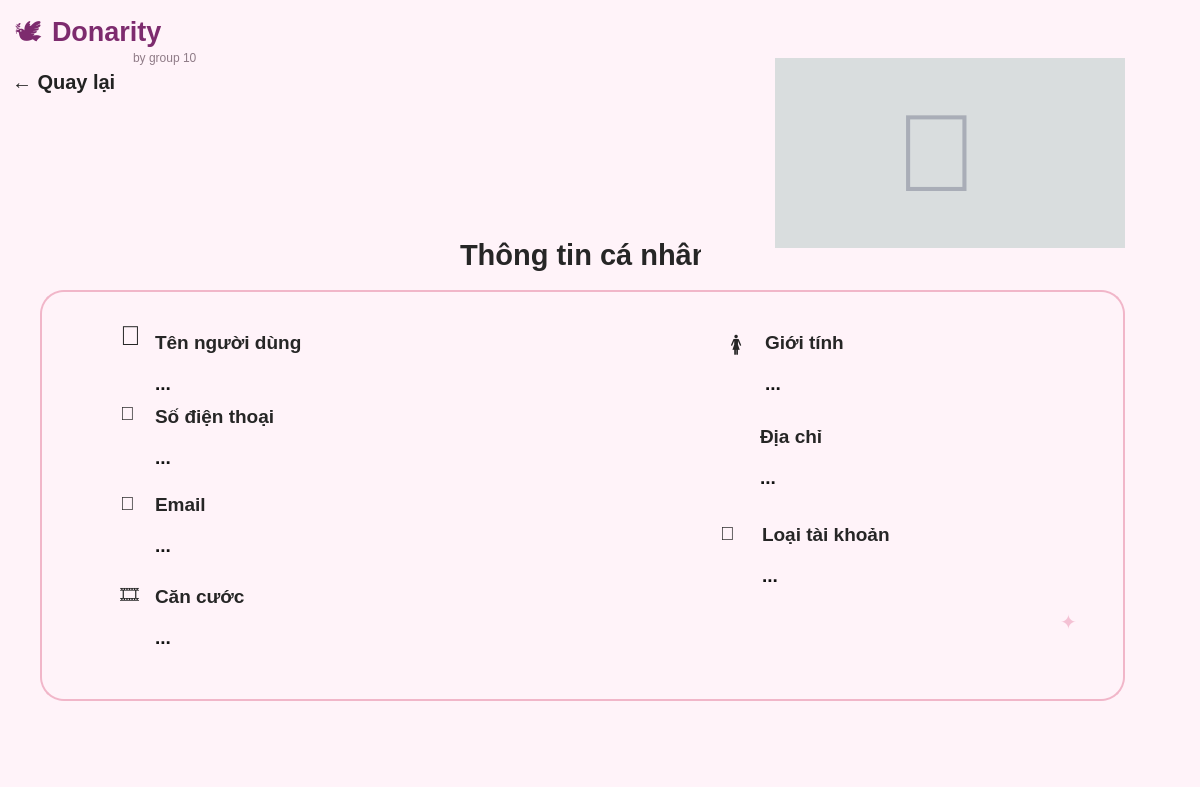
Before: the Qt Designer form setting.ui in BossNH/DATA, drawn with Qt 5.
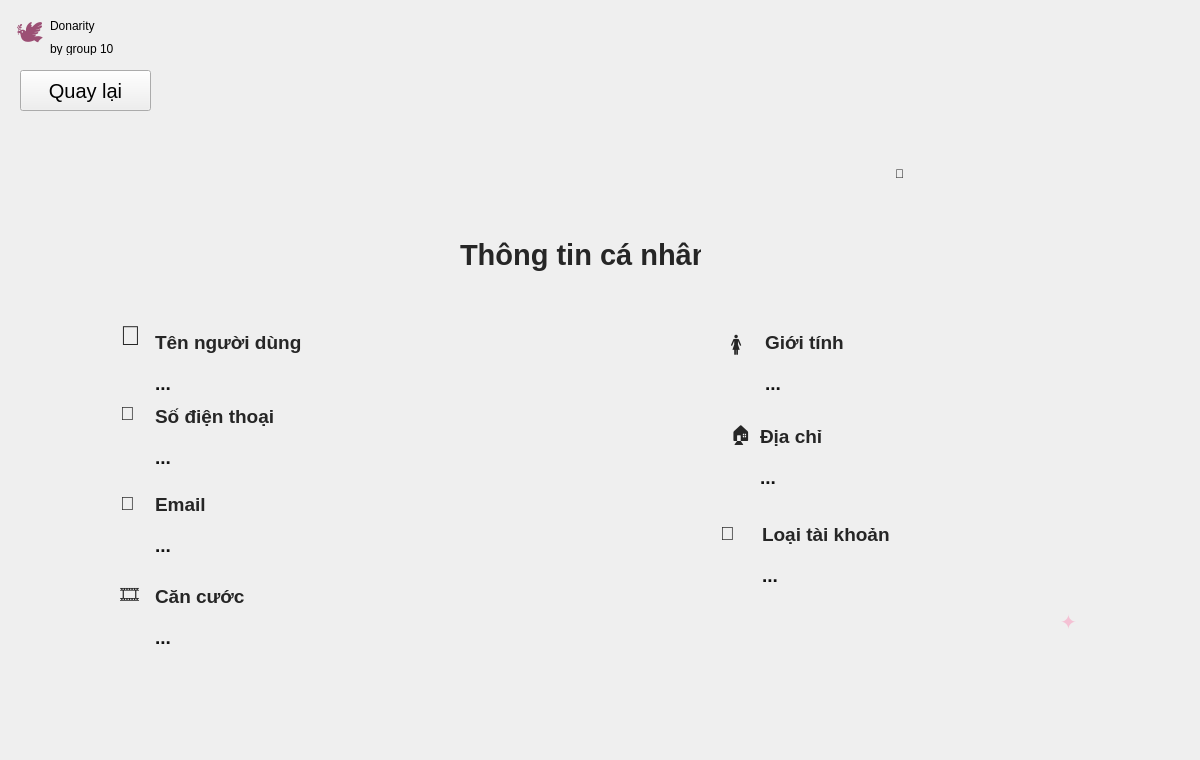
After: the same form once the commit is applied.

Diff of the .ui file:
```diff
--- a/setting.ui
+++ b/setting.ui
@@ -7,7 +7,7 @@
     <x>0</x>
     <y>0</y>
     <width>1200</width>
-    <height>787</height>
+    <height>760</height>
    </rect>
   </property>
   <property name="windowTitle">
@@ -75,84 +75,95 @@
     color: #1E1E1E;
     font-size: 18px;
     font-weight: 700;
+}
+
+/* ===== NAVBAR MỚI ===== */
+QFrame#navFrame {
+    background: #F5DCE6;
+    border: none;
+    border-radius: 18px;
+}
+
+QLabel#logoImage {
+    background: transparent;
+    border: none;
+}
+
+QLabel#brandTitle {
+    color: #9C4F74;
+    font-size: 18pt;
+    font-weight: 800;
+    background: transparent;
+}
+
+QLabel#brandSubtitle {
+    color: #9D8A93;
+    font-size: 8pt;
+    font-weight: 500;
+    background: transparent;
+}
+
+QPushButton#btnHome,
+QPushButton#btnCreate,
+QPushButton#btnFollow,
+QPushButton#btnPublic {
+    background: transparent;
+    border: none;
+    border-radius: 18px;
+    padding: 10px 18px;
+    color: #2C2328;
+    font-size: 11pt;
+    font-weight: 600;
+    text-align: center;
+}
+
+QPushButton#btnHome:hover,
+QPushButton#btnCreate:hover,
+QPushButton#btnFollow:hover,
+QPushButton#btnPublic:hover {
+    background: #EEC9D8;
+}
+
+QPushButton#btnHome:pressed,
+QPushButton#btnCreate:pressed,
+QPushButton#btnFollow:pressed,
+QPushButton#btnPublic:pressed {
+    background: #E2B5C7;
+}
+
+QPushButton#btnHome {
+    background: #C98AA5;
+    color: white;
+    font-weight: 700;
+}
+
+QToolButton#btnNotify,
+QToolButton#btnSetting,
+QToolButton#btnProfile {
+    background: transparent;
+    border: none;
+    border-radius: 18px;
+    color: #2C2328;
+    font-size: 16pt;
+    padding: 6px;
+}
+
+QToolButton#btnNotify:hover,
+QToolButton#btnSetting:hover,
+QToolButton#btnProfile:hover {
+    background: #EEC9D8;
+}
+
+QLabel#notifyBadge {
+    background: #E74C3C;
+    color: white;
+    border-radius: 8px;
+    font-size: 8pt;
+    font-weight: 700;
+    padding: 0px;
 }</string>
   </property>
   <widget class="QWidget" name="centralwidget">
-   <widget class="QLabel" name="logo_title">
-    <property name="geometry">
-     <rect>
-      <x>52</x>
-      <y>10</y>
-      <width>170</width>
-      <height>42</height>
-     </rect>
-    </property>
-    <property name="font">
-     <font>
-      <family>Segoe UI</family>
-      <pointsize>20</pointsize>
-      <weight>75</weight>
-      <bold>true</bold>
-     </font>
-    </property>
-    <property name="styleSheet">
-     <string notr="true">QLabel{
-    color: #7D2B6E;
-    background: transparent;
-    border: none;
-}</string>
-    </property>
-    <property name="text">
-     <string>Donarity</string>
-    </property>
-   </widget>
-   <widget class="QLabel" name="back">
-    <property name="geometry">
-     <rect>
-      <x>12</x>
-      <y>70</y>
-      <width>120</width>
-      <height>24</height>
-     </rect>
-    </property>
-    <property name="font">
-     <font>
-      <family>Segoe UI</family>
-      <pointsize>15</pointsize>
-      <weight>75</weight>
-      <bold>true</bold>
-     </font>
-    </property>
-    <property name="text">
-     <string>← Quay lại</string>
-    </property>
-   </widget>
-   <widget class="QLabel" name="logo_icon">
-    <property name="geometry">
-     <rect>
-      <x>15</x>
-      <y>18</y>
-      <width>42</width>
-      <height>34</height>
-     </rect>
-    </property>
-    <property name="font">
-     <font>
-      <family>Segoe UI</family>
-      <pointsize>20</pointsize>
-     </font>
-    </property>
-    <property name="styleSheet">
-     <string notr="true">QLabel{
-    background: transparent;
-    color: #7D2B6E;
-    border: none;
-}</string>
-    </property>
-    <property name="text">
-     <string>🕊</string>
-    </property>
-   </widget>
    <widget class="QLabel" name="label">
     <property name="geometry">
      <rect>
@@ -166,38 +177,13 @@
      <string/>
     </property>
    </widget>
-   <widget class="QLabel" name="logo_subtitle">
-    <property name="geometry">
-     <rect>
-      <x>133</x>
-      <y>50</y>
-      <width>80</width>
-      <height>16</height>
-     </rect>
-    </property>
-    <property name="font">
-     <font>
-      <family>Segoe UI</family>
-     </font>
-    </property>
-    <property name="styleSheet">
-     <string notr="true">QLabel{
-    color: #8F7B87;
-    background: transparent;
-    border: none;
-}</string>
-    </property>
-    <property name="text">
-     <string>by group 10</string>
-    </property>
-   </widget>
    <widget class="QFrame" name="avatarBox">
     <property name="geometry">
      <rect>
       <x>775</x>
-      <y>58</y>
+      <y>89</y>
       <width>350</width>
-      <height>190</height>
+      <height>171</height>
      </rect>
     </property>
     <property name="frameShape">
@@ -207,7 +193,7 @@
      <property name="geometry">
       <rect>
        <x>120</x>
-       <y>30</y>
+       <y>20</y>
        <width>120</width>
        <height>130</height>
       </rect>
@@ -562,6 +548,22 @@
       <string>&lt;html&gt;&lt;head/&gt;&lt;body&gt;&lt;p&gt;🚺&lt;/p&gt;&lt;/body&gt;&lt;/html&gt;</string>
      </property>
     </widget>
+    <widget class="QLabel" name="labelUser_24">
+     <property name="geometry">
+      <rect>
+       <x>690</x>
+       <y>130</y>
+       <width>31</width>
+       <height>31</height>
+      </rect>
+     </property>
+     <property name="styleSheet">
+      <string notr="true">font-size:19px; font-weight:500; color:#262626;</string>
+     </property>
+     <property name="text">
+      <string>&lt;html&gt;&lt;head/&gt;&lt;body&gt;&lt;p&gt;🏠&lt;/p&gt;&lt;/body&gt;&lt;/html&gt;</string>
+     </property>
+    </widget>
    </widget>
    <widget class="QLabel" name="labelGender">
     <property name="geometry">
@@ -611,6 +613,76 @@
      <string>&lt;html&gt;&lt;head/&gt;&lt;body&gt;&lt;p&gt;&lt;span style=&quot; font-size:22pt;&quot;&gt;Thông tin cá nhân&lt;/span&gt;&lt;/p&gt;&lt;/body&gt;&lt;/html&gt;</string>
     </property>
    </widget>
+   <widget class="QLabel" name="brandSubtitle">
+    <property name="geometry">
+     <rect>
+      <x>50</x>
+      <y>42</y>
+      <width>182</width>
+      <height>13</height>
+     </rect>
+    </property>
+    <property name="text">
+     <string>by group 10</string>
+    </property>
+   </widget>
+   <widget class="QLabel" name="logoImage">
+    <property name="geometry">
+     <rect>
+      <x>10</x>
+      <y>13</y>
+      <width>40</width>
+      <height>40</height>
+     </rect>
+    </property>
+    <property name="minimumSize">
+     <size>
+      <width>40</width>
+      <height>40</height>
+     </size>
+    </property>
+    <property name="maximumSize">
+     <size>
+      <width>40</width>
+      <height>40</height>
+     </size>
+    </property>
+    <property name="text">
+     <string>&lt;html&gt;&lt;head/&gt;&lt;body&gt;&lt;p align=&quot;center&quot;&gt;&lt;span style=&quot; font-size:20pt; color:#9c4f74;&quot;&gt;🕊&lt;/span&gt;&lt;/p&gt;&lt;/body&gt;&lt;/html&gt;</string>
+    </property>
+   </widget>
+   <widget class="QLabel" name="brandTitle">
+    <property name="geometry">
+     <rect>
+      <x>50</x>
+      <y>10</y>
+      <width>182</width>
+      <height>32</height>
+     </rect>
+    </property>
+    <property name="text">
+     <string>Donarity</string>
+    </property>
+   </widget>
+   <widget class="QPushButton" name="back">
+    <property name="geometry">
+     <rect>
+      <x>20</x>
+      <y>70</y>
+      <width>131</width>
+      <height>41</height>
+     </rect>
+    </property>
+    <property name="font">
+     <font>
+      <family>Segoe UI</family>
+      <pointsize>15</pointsize>
+     </font>
+    </property>
+    <property name="text">
+     <string>Quay lại</string>
+    </property>
+   </widget>
    <zorder>profileCard</zorder>
    <zorder>logo_title</zorder>
    <zorder>back</zorder>
```
Left out of the diff: 8 changed lines with no effect on the pictures.
